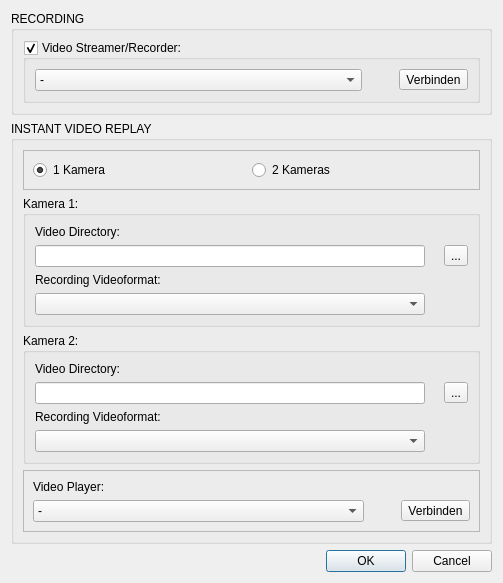
Above: resource/settingdialog.ui from christopherK192/RecordWindow before the change. Below: the same form after it.
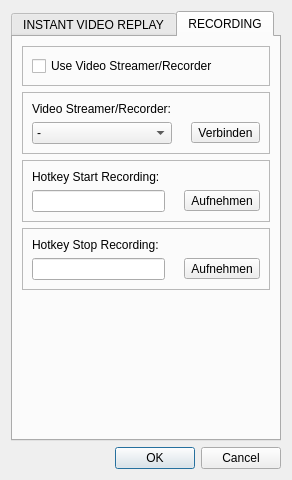
That is the form after the change. The open tabs and pages were chosen to show the change. Icons and pictures are not drawn.

Patch:
```diff
--- a/resource/settingdialog.ui
+++ b/resource/settingdialog.ui
@@ -6,8 +6,8 @@
    <rect>
     <x>0</x>
     <y>0</y>
-    <width>503</width>
-    <height>553</height>
+    <width>475</width>
+    <height>475</height>
    </rect>
   </property>
   <property name="sizePolicy">
@@ -25,75 +25,19 @@
    <string>Einstellungen</string>
   </property>
   <layout class="QVBoxLayout" name="verticalLayout_3">
-   <item>
-    <widget class="QGroupBox" name="groupBox">
-     <property name="font">
-      <font>
-       <pointsize>9</pointsize>
-       <weight>50</weight>
-       <bold>false</bold>
-      </font>
-     </property>
-     <property name="title">
-      <string>RECORDING</string>
-     </property>
-     <layout class="QVBoxLayout" name="verticalLayout">
+   <property name="sizeConstraint">
+    <enum>QLayout::SetFixedSize</enum>
+   </property>
       <item>
-       <widget class="QGroupBox" name="groupBox_videoStreamer">
-        <property name="title">
-         <string>Video Streamer/Recorder:</string>
-        </property>
-        <property name="checkable">
-         <bool>true</bool>
-        </property>
-        <layout class="QGridLayout" name="gridLayout_2">
-         <item row="0" column="1">
-          <widget class="QComboBox" name="comboBox_videoStreamer">
-           <item>
-            <property name="text">
-             <string>-</string>
-            </property>
-           </item>
-          </widget>
-         </item>
-         <item row="0" column="3">
-          <widget class="QToolButton" name="button_videoStreamer">
-           <property name="text">
-            <string>Verbinden</string>
-           </property>
-          </widget>
-         </item>
-         <item row="0" column="2">
-          <widget class="QLabel" name="check_videoStreamer">
-           <property name="maximumSize">
-            <size>
-             <width>25</width>
-             <height>25</height>
-            </size>
-           </property>
-           <property name="text">
-            <string/>
-           </property>
-           <property name="pixmap">
-            <pixmap resource="../icons.qrc">:/icons/icons/checkNO.svg</pixmap>
-           </property>
-           <property name="scaledContents">
-            <bool>true</bool>
-           </property>
-          </widget>
-         </item>
-        </layout>
-       </widget>
-      </item>
-     </layout>
-    </widget>
-   </item>
-   <item>
-    <widget class="QGroupBox" name="groupBox_2">
-     <property name="title">
+    <widget class="QTabWidget" name="tabWidget_settings">
+     <property name="currentIndex">
+      <number>0</number>
+     </property>
+     <widget class="QWidget" name="IVR">
+      <attribute name="title">
       <string>INSTANT VIDEO REPLAY</string>
-     </property>
-     <layout class="QVBoxLayout" name="verticalLayout_2">
+      </attribute>
+      <layout class="QVBoxLayout" name="verticalLayout_4">
       <item>
        <widget class="QFrame" name="frame_kameras">
         <property name="frameShape">
@@ -316,7 +260,210 @@
         </layout>
        </widget>
       </item>
-     </layout>
+       <item>
+        <spacer name="verticalSpacer">
+         <property name="orientation">
+          <enum>Qt::Vertical</enum>
+         </property>
+         <property name="sizeHint" stdset="0">
+          <size>
+           <width>20</width>
+           <height>0</height>
+          </size>
+         </property>
+        </spacer>
+       </item>
+      </layout>
+     </widget>
+     <widget class="QWidget" name="RECORDING">
+      <attribute name="title">
+       <string>RECORDING</string>
+      </attribute>
+      <layout class="QVBoxLayout" name="verticalLayout">
+       <item>
+        <widget class="QFrame" name="frame_5">
+         <property name="frameShape">
+          <enum>QFrame::StyledPanel</enum>
+         </property>
+         <property name="frameShadow">
+          <enum>QFrame::Raised</enum>
+         </property>
+         <layout class="QHBoxLayout" name="horizontalLayout_2">
+          <item>
+           <widget class="QCheckBox" name="checkBox_videoStreamer">
+            <property name="text">
+             <string>Use Video Streamer/Recorder</string>
+            </property>
+           </widget>
+          </item>
+         </layout>
+        </widget>
+       </item>
+       <item>
+        <widget class="QFrame" name="frame_recorder">
+         <property name="frameShape">
+          <enum>QFrame::StyledPanel</enum>
+         </property>
+         <property name="frameShadow">
+          <enum>QFrame::Raised</enum>
+         </property>
+         <layout class="QGridLayout" name="gridLayout_7">
+          <item row="1" column="2">
+           <widget class="QToolButton" name="button_videoStreamer">
+            <property name="text">
+             <string>Verbinden</string>
+            </property>
+           </widget>
+          </item>
+          <item row="1" column="0">
+           <widget class="QComboBox" name="comboBox_videoStreamer">
+            <item>
+             <property name="text">
+              <string>-</string>
+             </property>
+            </item>
+           </widget>
+          </item>
+          <item row="1" column="1">
+           <widget class="QLabel" name="check_videoStreamer">
+            <property name="maximumSize">
+             <size>
+              <width>25</width>
+              <height>25</height>
+             </size>
+            </property>
+            <property name="text">
+             <string/>
+            </property>
+            <property name="pixmap">
+             <pixmap resource="../icons.qrc">:/icons/icons/checkNO.svg</pixmap>
+            </property>
+            <property name="scaledContents">
+             <bool>true</bool>
+            </property>
+           </widget>
+          </item>
+          <item row="0" column="0">
+           <widget class="QLabel" name="label_9">
+            <property name="text">
+             <string>Video Streamer/Recorder:</string>
+            </property>
+           </widget>
+          </item>
+         </layout>
+        </widget>
+       </item>
+       <item>
+        <widget class="QFrame" name="frame_hotkeyStart">
+         <property name="frameShape">
+          <enum>QFrame::StyledPanel</enum>
+         </property>
+         <property name="frameShadow">
+          <enum>QFrame::Raised</enum>
+         </property>
+         <layout class="QGridLayout" name="gridLayout_4">
+          <item row="1" column="1">
+           <widget class="QLabel" name="check_hotkeyStart">
+            <property name="maximumSize">
+             <size>
+              <width>25</width>
+              <height>25</height>
+             </size>
+            </property>
+            <property name="text">
+             <string/>
+            </property>
+            <property name="pixmap">
+             <pixmap resource="../icons.qrc">:/icons/icons/checkNO.svg</pixmap>
+            </property>
+            <property name="scaledContents">
+             <bool>true</bool>
+            </property>
+           </widget>
+          </item>
+          <item row="1" column="0">
+           <widget class="QLineEdit" name="lineEdit_hotkeyStart"/>
+          </item>
+          <item row="0" column="0">
+           <widget class="QLabel" name="label">
+            <property name="text">
+             <string>Hotkey Start Recording:</string>
+            </property>
+           </widget>
+          </item>
+          <item row="1" column="2">
+           <widget class="QToolButton" name="button_hotkeyStart">
+            <property name="text">
+             <string>Aufnehmen</string>
+            </property>
+           </widget>
+          </item>
+         </layout>
+        </widget>
+       </item>
+       <item>
+        <widget class="QFrame" name="frame_hotkeyStop">
+         <property name="frameShape">
+          <enum>QFrame::StyledPanel</enum>
+         </property>
+         <property name="frameShadow">
+          <enum>QFrame::Raised</enum>
+         </property>
+         <layout class="QGridLayout" name="gridLayout_6">
+          <item row="1" column="1">
+           <widget class="QLabel" name="check_hotkeyStop">
+            <property name="maximumSize">
+             <size>
+              <width>25</width>
+              <height>25</height>
+             </size>
+            </property>
+            <property name="text">
+             <string/>
+            </property>
+            <property name="pixmap">
+             <pixmap resource="../icons.qrc">:/icons/icons/checkNO.svg</pixmap>
+            </property>
+            <property name="scaledContents">
+             <bool>true</bool>
+            </property>
+           </widget>
+          </item>
+          <item row="1" column="0">
+           <widget class="QLineEdit" name="lineEdit_hotkeyStop"/>
+          </item>
+          <item row="0" column="0">
+           <widget class="QLabel" name="label_8">
+            <property name="text">
+             <string>Hotkey Stop Recording:</string>
+            </property>
+           </widget>
+          </item>
+          <item row="1" column="2">
+           <widget class="QToolButton" name="button_hotkeyStop">
+            <property name="text">
+             <string>Aufnehmen</string>
+            </property>
+           </widget>
+          </item>
+         </layout>
+        </widget>
+       </item>
+       <item>
+        <spacer name="verticalSpacer_2">
+         <property name="orientation">
+          <enum>Qt::Vertical</enum>
+         </property>
+         <property name="sizeHint" stdset="0">
+          <size>
+           <width>20</width>
+           <height>123</height>
+          </size>
+         </property>
+        </spacer>
+       </item>
+      </layout>
+     </widget>
     </widget>
    </item>
    <item>
```
Left out of the diff: 4 changed lines with no effect on the pictures. Lines whose indentation alone changed are shown as unchanged.
